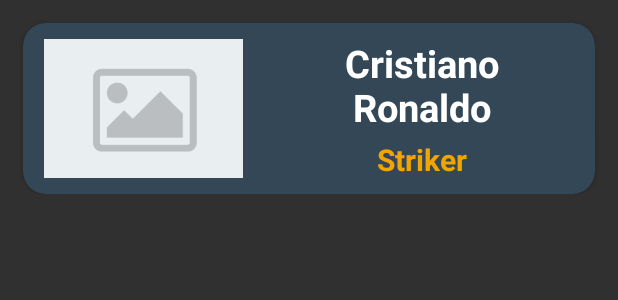
After one commit to ricardosibrian/parcial1-sibrian, an Android app: the layout team_item.xml on its own in the app's theme, with its tools: preview values and no code run, on a phone screen of 412 x 824 dp. The commit adds this screen. Shown: the top 300 px of the screen. Run offline under Robolectric (Android 15) with nearby library versions, the phone set to English and light mode, and no system bars.

Commit message:
Add: Adaptador RecyclerView

```diff
--- a/Parcial1/app/src/main/java/com/example/parcial1pdm/ui/team/HomeFragment.kt
+++ b/Parcial1/app/src/main/java/com/example/parcial1pdm/ui/team/home/HomeFragment.kt
@@ -1,4 +1,4 @@
-package com.example.parcial1pdm.ui.team
+package com.example.parcial1pdm.ui.team.home
 
 import android.os.Bundle
 import androidx.fragment.app.Fragment
--- a/Parcial1/app/src/main/java/com/example/parcial1pdm/ui/team/TeamViewModel.kt
+++ b/Parcial1/app/src/main/java/com/example/parcial1pdm/ui/team/viewmodel/TeamViewModel.kt
@@ -1,4 +1,4 @@
-package com.example.parcial1pdm.ui.team
+package com.example.parcial1pdm.ui.team.viewmodel
 
 import androidx.lifecycle.MutableLiveData
 import androidx.lifecycle.ViewModel
--- a/Parcial1/app/src/main/res/layout/fragment_new_team.xml
+++ b/Parcial1/app/src/main/res/layout/fragment_new_team.xml
@@ -6,14 +6,14 @@
     <data>
         <variable
             name="viewmodel"
-            type="com.example.parcial1pdm.ui.team.TeamViewModel" />
+            type="com.example.parcial1pdm.ui.team.viewmodel.TeamViewModel" />
     </data>
 
     <androidx.constraintlayout.widget.ConstraintLayout
         android:layout_width="match_parent"
         android:layout_height="match_parent"
         android:background="@color/background"
-        tools:context=".ui.team.NewTeamFragment">
+        tools:context=".ui.team.newteam.NewTeamFragment">
 
         <TextView
             android:id="@+id/addTitle"
--- /dev/null
+++ b/Parcial1/app/src/main/res/layout/team_item.xml
@@ -0,0 +1,68 @@
+<?xml version="1.0" encoding="utf-8"?>
+<layout xmlns:android="http://schemas.android.com/apk/res/android"
+    xmlns:app="http://schemas.android.com/apk/res-auto">
+
+    <androidx.constraintlayout.widget.ConstraintLayout
+        android:layout_width="match_parent"
+        android:layout_height="wrap_content">
+
+        <androidx.cardview.widget.CardView
+            android:id="@+id/card"
+            android:layout_width="match_parent"
+            android:layout_height="wrap_content"
+            android:layout_marginTop="@dimen/medium_gap"
+            android:layout_marginStart="@dimen/medium_gap"
+            android:layout_marginEnd="@dimen/medium_gap"
+            android:backgroundTint="@color/card"
+            app:cardCornerRadius="@dimen/medium_gap"
+            app:layout_constraintEnd_toEndOf="parent"
+            app:layout_constraintStart_toStartOf="parent"
+            app:layout_constraintTop_toTopOf="parent">
+
+            <androidx.constraintlayout.widget.ConstraintLayout
+                android:layout_width="match_parent"
+                android:layout_height="match_parent"
+                android:padding="@dimen/small_gap">
+
+                <ImageView
+                    android:id="@+id/defaultImage"
+                    android:padding="@dimen/small_gap"
+                    android:layout_width="150dp"
+                    android:layout_height="103dp"
+                    android:src="@drawable/default_image"
+                    app:layout_constraintBottom_toBottomOf="parent"
+                    app:layout_constraintStart_toStartOf="parent"
+                    app:layout_constraintTop_toTopOf="parent" />
+
+                <TextView
+                    android:id="@+id/Title"
+                    android:layout_width="160dp"
+                    android:layout_height="wrap_content"
+                    android:gravity="center"
+                    android:text="Cristiano Ronaldo"
+                    android:textColor="@color/white"
+                    android:textStyle="bold"
+                    android:textSize="25dp"
+                    app:layout_constraintEnd_toEndOf="parent"
+                    app:layout_constraintBottom_toTopOf="@+id/secondTitle"
+                    app:layout_constraintStart_toEndOf="@+id/defaultImage"
+                    app:layout_constraintTop_toTopOf="parent" />
+
+                <TextView
+                    android:id="@+id/secondTitle"
+                    android:layout_width="wrap_content"
+                    android:layout_height="wrap_content"
+                    android:text="Striker"
+                    android:textSize="20dp"
+                    android:textStyle="bold"
+                    android:textColor="@color/secondColor"
+                    app:layout_constraintBottom_toBottomOf="parent"
+                    app:layout_constraintEnd_toEndOf="parent"
+                    app:layout_constraintStart_toEndOf="@+id/defaultImage"
+                    app:layout_constraintTop_toBottomOf="@+id/Title" />
+            </androidx.constraintlayout.widget.ConstraintLayout>
+
+        </androidx.cardview.widget.CardView>
+
+    </androidx.constraintlayout.widget.ConstraintLayout>
+</layout>
--- a/Parcial1/app/src/main/res/navigation/nav_graph.xml
+++ b/Parcial1/app/src/main/res/navigation/nav_graph.xml
@@ -7,7 +7,7 @@
 
     <fragment
         android:id="@+id/homeFragment"
-        android:name="com.example.parcial1pdm.ui.team.HomeFragment"
+        android:name="com.example.parcial1pdm.ui.team.home.HomeFragment"
         android:label="fragment_home"
         tools:layout="@layout/fragment_home" >
         <action
@@ -24,7 +24,7 @@
         tools:layout="@layout/fragment_team" />
     <fragment
         android:id="@+id/newTeamFragment"
-        android:name="com.example.parcial1pdm.ui.team.NewTeamFragment"
+        android:name="com.example.parcial1pdm.ui.team.newteam.NewTeamFragment"
         android:label="fragment_new_team"
         tools:layout="@layout/fragment_new_team" />
 </navigation>
```
Also changed, not shown: Parcial1/app/src/main/java/com/example/parcial1pdm/ui/team/home/recyclerview/TeamRecyclerViewAdapter.kt (added, +30 -0 lines), Parcial1/app/src/main/java/com/example/parcial1pdm/ui/team/home/recyclerview/TeamRecyclerViewHolder.kt (added, +16 -0 lines), Parcial1/app/src/main/java/com/example/parcial1pdm/ui/team/newteam/NewTeamFragment.kt (renamed from Parcial1/app/src/main/java/com/example/parcial1pdm/ui/team/NewTeamFragment.kt, +2 -5 lines), Parcial1/app/src/main/res/layout/fragment_home.xml (+12 -55 lines).
